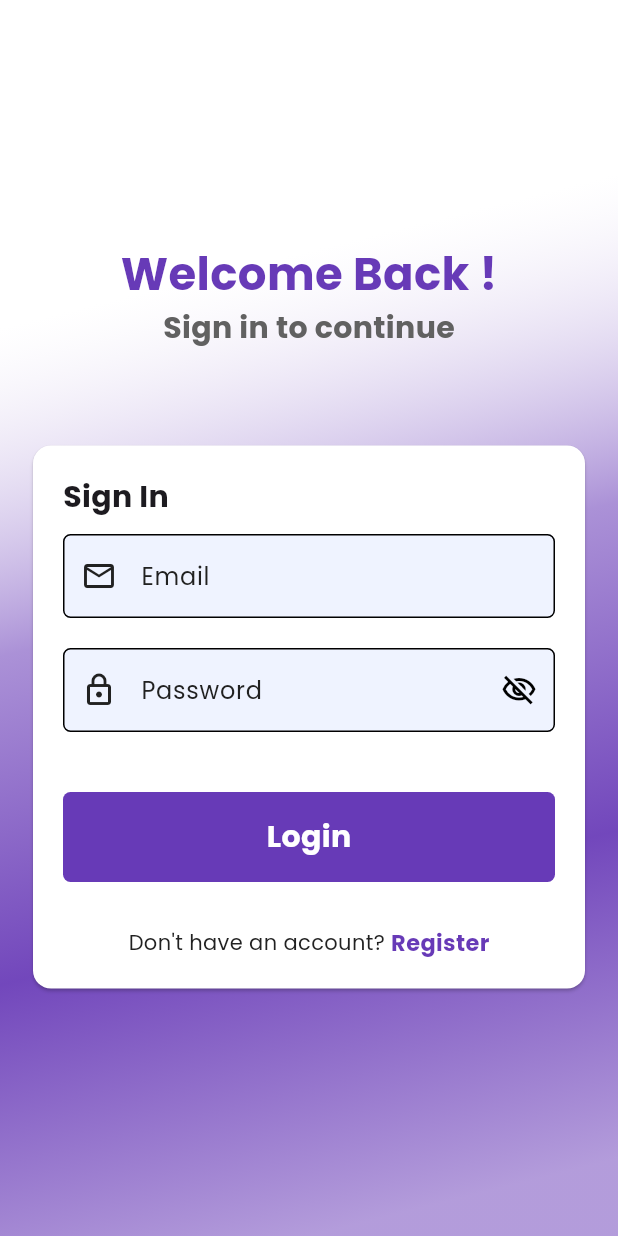
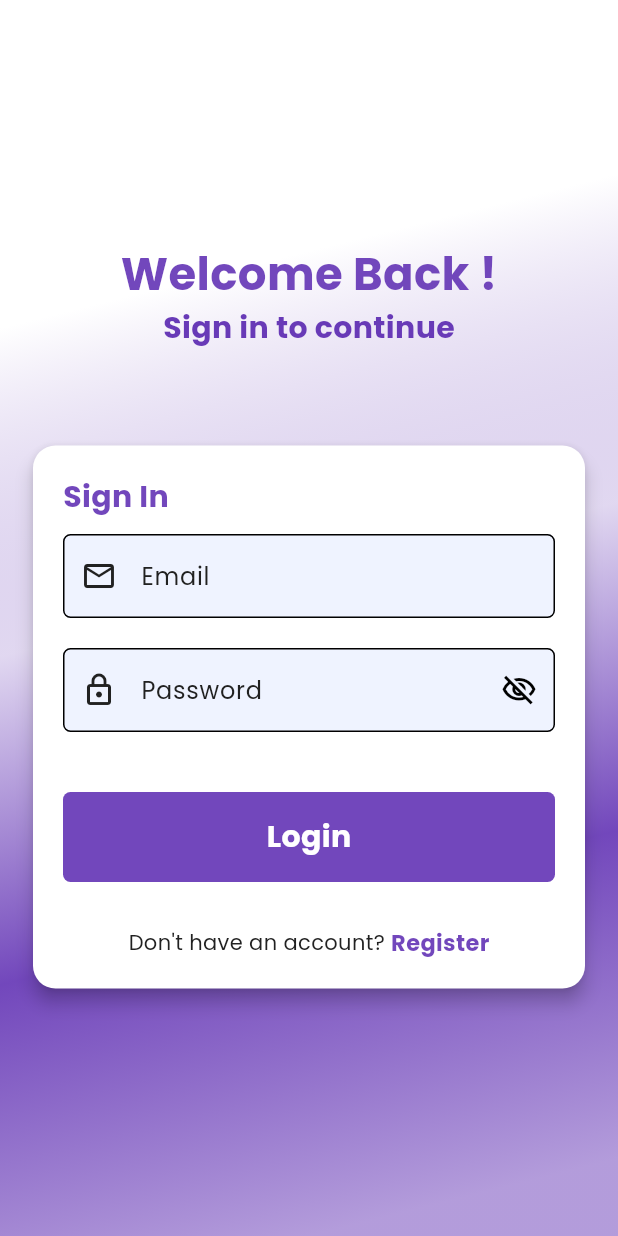
Before and after one commit to praveen0075/snaploop_, a Flutter app: the screen it shows after launch, after a tap on "Login", after a tap on "Register", after a tap on "Log in", on a phone screen of 412 x 824 dp. Run offline on Flutter 3.47's test engine with Material 3 defaults, Android fonts, the phone set to English and light mode, and no system bars; our stand-ins replace cloud_firestore, equatable, file_picker, firebase_auth, firebase_core, flutter_bloc and 2 more; accounts and stored records are empty; generated files the repository leaves out were written again.

Commit message:
Done themes for auth pages and home page

```diff
--- /dev/null
+++ b/lib/core/themes/dark_theme.dart
@@ -0,0 +1,24 @@
+import 'package:flutter/material.dart';
+import 'package:google_fonts/google_fonts.dart';
+
+ThemeData darkTheme = ThemeData(
+  textTheme: GoogleFonts.poppinsTextTheme().apply(bodyColor: Colors.white),
+  colorScheme: const ColorScheme.dark(
+    surface: Color.fromARGB(255, 20, 20, 20),
+    primary: Color.fromARGB(255, 144, 107, 255),   // purple-like highlight
+    secondary: Colors.white70,                     // subtle text
+    tertiary: Color.fromARGB(255, 34, 34, 34),      // cards, buttons
+    inversePrimary: Colors.grey,                   // less important text
+  ),
+  scaffoldBackgroundColor: Color.fromARGB(255, 12, 12, 12),
+  appBarTheme: AppBarTheme(
+    backgroundColor: Color.fromARGB(255, 18, 18, 18),
+    iconTheme: IconThemeData(color: Colors.white),
+    titleTextStyle: GoogleFonts.poppins(
+      fontSize: 20,
+      fontWeight: FontWeight.bold,
+      color: Colors.white,
+    ),
+  ),
+  cardColor: Color.fromARGB(255, 30, 30, 30),
+);
--- a/lib/core/themes/light_theme.dart
+++ b/lib/core/themes/light_theme.dart
@@ -4,11 +4,21 @@ import 'package:google_fonts/google_fonts.dart';
 ThemeData lightTheme = ThemeData(
   textTheme: GoogleFonts.poppinsTextTheme(),
   colorScheme: ColorScheme.light(
-    surface: Colors.grey.shade200,
-    primary: Colors.deepPurple,
-    secondary: Colors.grey.shade700,
-    tertiary: Colors.grey.shade100,
+    surface: Colors.white,
+    primary: Color.fromARGB(238, 104, 58, 183),
+    secondary: Color.fromARGB(255, 104, 58, 183),
+    tertiary: Color.fromARGB(33, 179, 166, 216),
     inversePrimary: Colors.grey.shade900,
   ),
   scaffoldBackgroundColor: Colors.white,
+  appBarTheme: AppBarTheme(
+    backgroundColor: Colors.white,
+    iconTheme: IconThemeData(color: Colors.black),
+    titleTextStyle: GoogleFonts.poppins(
+      fontSize: 20,
+      fontWeight: FontWeight.bold,
+      color: Colors.black,
+    ),
+  ),
+  cardColor: Colors.white,
 );
--- a/lib/features/auth/presentation/pages/login_page.dart
+++ b/lib/features/auth/presentation/pages/login_page.dart
@@ -20,32 +20,38 @@ class LoginPage extends StatefulWidget {
 }
 
 class _LoginPageState extends State<LoginPage> {
-  TextEditingController emailController = TextEditingController();
-  TextEditingController passwordController = TextEditingController();
-
+  final TextEditingController emailController = TextEditingController();
+  final TextEditingController passwordController = TextEditingController();
   final GlobalKey<FormState> _formKey = GlobalKey<FormState>();
 
-  // login button clicked
+  // Login logic
   void login() {
     final isLoginValidate = _formKey.currentState!.validate();
     if (isLoginValidate) {
       final String email = emailController.text;
       final String password = passwordController.text;
 
-      // bloc and sign in event triggered
       context.read<AuthBloc>().add(SignInEvent(email, password));
     }
   }
 
   @override
   Widget build(BuildContext context) {
+    final colorScheme = Theme.of(context).colorScheme;
+
     return Scaffold(
       body: Container(
         decoration: BoxDecoration(
           gradient: LinearGradient(
             begin: Alignment.topLeft,
             end: Alignment.bottomCenter,
-            colors: kGradientClrList,
+            colors: [
+              colorScheme.surface,
+              colorScheme.surface.withAlpha(128),
+              colorScheme.primary.withAlpha(51),
+              colorScheme.primary,
+              colorScheme.primary.withAlpha(128),
+            ],
           ),
         ),
         child: Center(
@@ -72,7 +78,7 @@ class _LoginPageState extends State<LoginPage> {
                 },
                 builder: (context, state) {
                   return state is AuthLoadingState
-                      ? Center(child: CircularProgressIndicator())
+                      ? const Center(child: CircularProgressIndicator())
                       : Form(
                         key: _formKey,
                         child: Column(
@@ -80,11 +86,10 @@ class _LoginPageState extends State<LoginPage> {
                           children: [
                             Text(
                               "Welcome Back !",
-
                               style: TextStyle(
                                 fontSize: 30,
                                 fontWeight: FontWeight.bold,
-                                color: Theme.of(context).primaryColor,
+                                color: colorScheme.primary,
                               ),
                             ),
                             Text(
@@ -92,7 +97,7 @@ class _LoginPageState extends State<LoginPage> {
                               style: TextStyle(
                                 fontWeight: FontWeight.bold,
                                 fontSize: 20,
-                                color: Theme.of(context).colorScheme.secondary,
+                                color: colorScheme.secondary,
                               ),
                             ),
                             kh60,
@@ -110,8 +115,12 @@ class _LoginPageState extends State<LoginPage> {
   }
 
   Card loginCard(BuildContext context) {
+    final colorScheme = Theme.of(context).colorScheme;
+
     return Card(
-      color: Colors.white,
+      color: colorScheme.surface,
+      elevation: 5,
+      shape: RoundedRectangleBorder(borderRadius: BorderRadius.circular(15)),
       child: Padding(
         padding: const EdgeInsets.all(20),
         child: Column(
@@ -119,11 +128,17 @@ class _LoginPageState extends State<LoginPage> {
           children: [
             Text(
               "Sign In",
-              style: TextStyle(fontWeight: FontWeight.bold, fontSize: 20),
+              style: TextStyle(
+                fontWeight: FontWeight.bold,
+                fontSize: 20,
+                color: colorScheme.primary,
+              ),
             ),
             kh10,
-            //Textform field for email id
+
+            // Email
             CustomeTextformfield(
+              maxLine: 1,
               hintText: "Email",
               txtController: emailController,
               prefixIcon: Icons.email_outlined,
@@ -131,14 +146,13 @@ class _LoginPageState extends State<LoginPage> {
               validator: (value) {
                 if (value == null || value.isEmpty) {
                   return "Enter your Email Id";
-                } else {
-                  return null;
                 }
+                return null;
               },
             ),
             kh20,
 
-            //Textform field for password
+            // Password
             CustomPasstextfield(
               hintText: "Password",
               txtController: passwordController,
@@ -147,40 +161,35 @@ class _LoginPageState extends State<LoginPage> {
               validator: (value) {
                 if (value == null || value.isEmpty) {
                   return "Enter the password";
-                } else {
-                  return null;
                 }
+                return null;
               },
-              // suffixIcon: Icons.visibi//lity,
             ),
             kh40,
 
-            // login details submit button
+            // Login Button
             CustomButton(
               buttonText: "Login",
               onTap: login,
-              buttonColor: Colors.deepPurple,
+              buttonColor: colorScheme.primary,
               buttonTextColor: Colors.white,
             ),
             kh30,
 
+            // Register Option
             Row(
               mainAxisAlignment: MainAxisAlignment.center,
               children: [
                 Text(
                   "Don't have an account? ",
-                  style: TextStyle(
-                    color: Theme.of(context).colorScheme.inversePrimary,
-                  ),
+                  style: TextStyle(color: colorScheme.inversePrimary),
                 ),
-
-                // user don't have an account so go to the register page
                 GestureDetector(
                   onTap: widget.ontap,
                   child: Text(
                     "Register",
                     style: TextStyle(
-                      color: Theme.of(context).colorScheme.primary,
+                      color: colorScheme.primary,
                       fontWeight: FontWeight.bold,
                       fontSize: 15,
                     ),
--- a/lib/features/auth/presentation/pages/register_page.dart
+++ b/lib/features/auth/presentation/pages/register_page.dart
@@ -28,7 +28,7 @@ class _RegisterPageState extends State<RegisterPage> {
   TextEditingController passController = TextEditingController();
   TextEditingController conformPassController = TextEditingController();
 
- final GlobalKey<FormState> _formkey = GlobalKey<FormState>();
+  final GlobalKey<FormState> _formkey = GlobalKey<FormState>();
 
   void register() async {
     final isValidate = _formkey.currentState!.validate();
@@ -60,13 +60,21 @@ class _RegisterPageState extends State<RegisterPage> {
 
   @override
   Widget build(BuildContext context) {
+    final colorScheme = Theme.of(context).colorScheme;
+
     return Scaffold(
       body: Container(
         decoration: BoxDecoration(
           gradient: LinearGradient(
             begin: Alignment.topLeft,
             end: Alignment.bottomRight,
-            colors: kGradientClrList,
+            colors: [
+              colorScheme.surface,
+              colorScheme.surface.withAlpha(128),
+              colorScheme.primary.withAlpha(51),
+              colorScheme.primary,
+              colorScheme.primary.withAlpha(128),
+            ],
           ),
         ),
         child: Center(
@@ -76,7 +84,7 @@ class _RegisterPageState extends State<RegisterPage> {
               child: BlocConsumer<AuthBloc, AuthState>(
                 builder: (context, state) {
                   return state is AuthLoadingState
-                      ? Center(child: CircularProgressIndicator())
+                      ? const Center(child: CircularProgressIndicator())
                       : Form(
                         key: _formkey,
                         child: Column(
@@ -86,19 +94,18 @@ class _RegisterPageState extends State<RegisterPage> {
                               style: TextStyle(
                                 fontSize: 30,
                                 fontWeight: FontWeight.bold,
-                                color: Theme.of(context).primaryColor,
+                                color: colorScheme.primary,
                               ),
                             ),
                             Text(
                               "Welcome to SnapLoop",
                               style: TextStyle(
                                 fontWeight: FontWeight.bold,
-                                color: Colors.grey.shade700,
+                                color: colorScheme.secondary,
                               ),
                             ),
-
                             kh20,
-                            registerCard(context),
+                            registerCard(context, colorScheme),
                           ],
                         ),
                       );
@@ -121,10 +128,9 @@ class _RegisterPageState extends State<RegisterPage> {
     );
   }
 
-  Card registerCard(BuildContext context) {
+  Card registerCard(BuildContext context, ColorScheme colorScheme) {
     return Card(
-      color: Colors.white,
-
+      color: colorScheme.surface,
       child: Padding(
         padding: const EdgeInsets.all(20),
         child: Column(
@@ -132,15 +138,20 @@ class _RegisterPageState extends State<RegisterPage> {
           children: [
             Text(
               "Sign Up!",
-              style: TextStyle(fontWeight: FontWeight.bold, fontSize: 20),
+              style: TextStyle(
+                fontWeight: FontWeight.bold,
+                fontSize: 20,
+                color: colorScheme.inversePrimary,
+              ),
             ),
-            // kh20,
             kh10,
             CustomeTextformfield(
+              minLine: 1,
+              maxLine: 1,
               txtController: userNameController,
               hintText: "Name",
               prefixIcon: Icons.person_outline,
-              filledColor: Color.fromARGB(81, 206, 216, 255),
+              filledColor: kTextFieldFilledColor,
               validator: (value) {
                 if (value == null || value.isEmpty) {
                   return "Enter your name";
@@ -148,12 +159,13 @@ class _RegisterPageState extends State<RegisterPage> {
                   return null;
                 }
               },
-
             ),
             kh20,
             CustomeTextformfield(
+              minLine: 1,
+              maxLine: 1,
               txtController: emailController,
-              filledColor: Color.fromARGB(81, 206, 216, 255),
+              filledColor: kTextFieldFilledColor,
               hintText: "Email",
               prefixIcon: Icons.email_outlined,
               validator: (value) {
@@ -167,7 +179,7 @@ class _RegisterPageState extends State<RegisterPage> {
             kh20,
             CustomPasstextfield(
               txtController: passController,
-              filledColor: Color.fromARGB(81, 206, 216, 255),
+              filledColor: kTextFieldFilledColor,
               hintText: "Password",
               prefixIcon: Icons.lock_outline,
               validator: (value) {
@@ -181,9 +193,9 @@ class _RegisterPageState extends State<RegisterPage> {
             kh20,
             CustomPasstextfield(
               txtController: conformPassController,
-              filledColor: Color.fromARGB(81, 206, 216, 255),
+              filledColor: kTextFieldFilledColor,
               hintText: "Confirm Password",
-             prefixIcon: Icons.lock_person_outlined,
+              prefixIcon: Icons.lock_person_outlined,
               validator: (value) {
                 if (value == null || value.isEmpty) {
                   return "Enter confirmation password";
@@ -191,27 +203,28 @@ class _RegisterPageState extends State<RegisterPage> {
                   return null;
                 }
               },
-              // suffixIcon: Icons.visibility,
             ),
             kh20,
             CustomButton(
               buttonText: "Sign up",
-              buttonColor: Theme.of(context).colorScheme.primary,
+              buttonColor: colorScheme.primary,
               buttonTextColor: Colors.white,
               onTap: register,
             ),
             kh30,
-
             Row(
               mainAxisAlignment: MainAxisAlignment.center,
               children: [
-                Text("Already have an account? "),
+                Text(
+                  "Already have an account? ",
+                  style: TextStyle(color: colorScheme.inversePrimary),
+                ),
                 GestureDetector(
                   onTap: widget.ontap,
                   child: Text(
                     "Log in",
                     style: TextStyle(
-                      color: Theme.of(context).colorScheme.primary,
+                      color: colorScheme.primary,
                       fontWeight: FontWeight.bold,
                       fontSize: 16,
                     ),
--- a/lib/features/post/presentation/pages/add_post_page.dart
+++ b/lib/features/post/presentation/pages/add_post_page.dart
@@ -104,7 +104,7 @@ class _AddPostPageState extends State<AddPostPage> {
           return Center(child: CircularProgressIndicator());
         } else if (currentUser != null || state is PostLoadingSuccessState) {
           return Scaffold(
-            appBar: AppBar(title: Text("Add Post")),
+            appBar: AppBar(title: Text("Add Post"), centerTitle: true),
             body: Padding(
               padding: const EdgeInsets.symmetric(horizontal: 20, vertical: 15),
               child: Column(
@@ -121,7 +121,7 @@ class _AddPostPageState extends State<AddPostPage> {
                           decoration: BoxDecoration(
                             color: Colors.grey.shade200,
                             borderRadius: BorderRadius.circular(12),
-                            border: Border.all( ),
+                            border: Border.all(),
                             image:
                                 pickedFile == null
                                     ? null
@@ -130,7 +130,7 @@ class _AddPostPageState extends State<AddPostPage> {
                                     ),
                           ),
                           child: Center(
-                            child:  Icon(Icons.add_photo_alternate_outlined),
+                            child: Icon(Icons.add_photo_alternate_outlined),
                           ),
                         ),
                       ),
--- a/lib/features/profile/presentation/bloc/profile_event.dart
+++ b/lib/features/profile/presentation/bloc/profile_event.dart
@@ -1,4 +1,3 @@
-import 'dart:io';
 
 import 'package:equatable/equatable.dart';
 
--- a/lib/features/profile/presentation/pages/edit_profile_page.dart
+++ b/lib/features/profile/presentation/pages/edit_profile_page.dart
@@ -3,7 +3,7 @@ import 'dart:io';
 import 'package:file_picker/file_picker.dart';
 import 'package:flutter/material.dart';
 import 'package:flutter_bloc/flutter_bloc.dart';
-import 'package:snap_loop/core/components/custom_delete_showdialog.dart';
+import 'package:snap_loop/core/components/custom_alertbox.dart';
 import 'package:snap_loop/core/constants/ksizedboxes.dart';
 import 'package:snap_loop/core/components/custom_button.dart';
 import 'package:snap_loop/core/components/custom_textformfield.dart';
@@ -96,7 +96,8 @@ class _EditProfilePageState extends State<EditProfilePage> {
                       widget.user!.profilePicUrl!.isNotEmpty)
                     GestureDetector(
                       onTap: () {
-                        deleteShowDialog(
+                        customAlertBox(
+                          actionButtonText: "Delete",
                           context: context,
                           onPressed: () {
                             setState(() {
--- a/lib/main.dart
+++ b/lib/main.dart
@@ -4,6 +4,7 @@ import 'package:flutter/material.dart';
 import 'package:flutter_bloc/flutter_bloc.dart';
 import 'package:snap_loop/core/helpers/supabase_storagehelper.dart';
 import 'package:snap_loop/core/secrets/secrets.dart';
+import 'package:snap_loop/core/themes/dark_theme.dart';
 import 'package:snap_loop/core/themes/light_theme.dart';
 import 'package:snap_loop/features/auth/data/auth_repository.dart';
 import 'package:snap_loop/features/auth/presentation/bloc/auth_bloc.dart';
@@ -40,7 +41,8 @@ class MyApp extends StatelessWidget {
     return MaterialApp(
       debugShowCheckedModeBanner: false,
       theme: lightTheme,
-
+      darkTheme: darkTheme,
+      themeMode: ThemeMode.system,
       home: MultiBlocProvider(
         providers: [
           BlocProvider<AuthBloc>(
```
Also changed, not shown: lib/core/components/custom_alertbox.dart (added, +30 -0 lines), lib/core/components/custom_delete_showdialog.dart (deleted, +0 -26 lines), lib/features/home/presentation/pages/home_page.dart (+13 -7 lines), lib/features/post/presentation/components/all_post_tile.dart (+110 -59 lines), lib/features/profile/presentation/pages/profile_page.dart (+21 -3 lines), lib/features/settings/presentation/pages/settings_page.dart (+56 -2 lines), lib/core/constants/kcolors.dart (line endings or trailing spaces).
